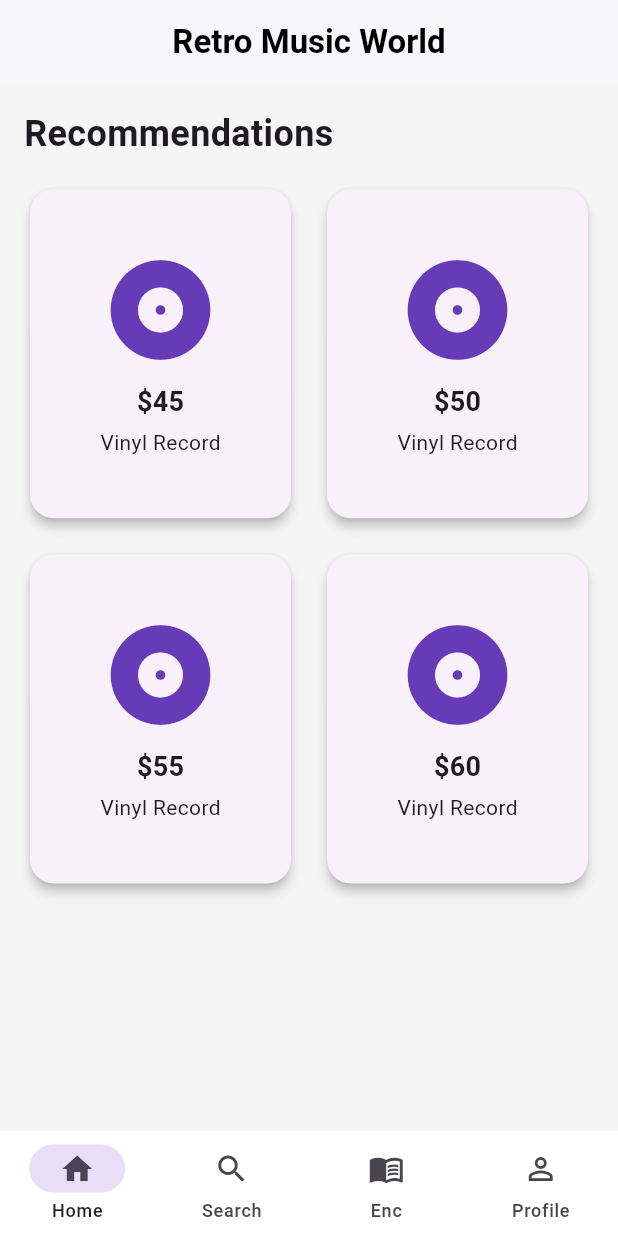
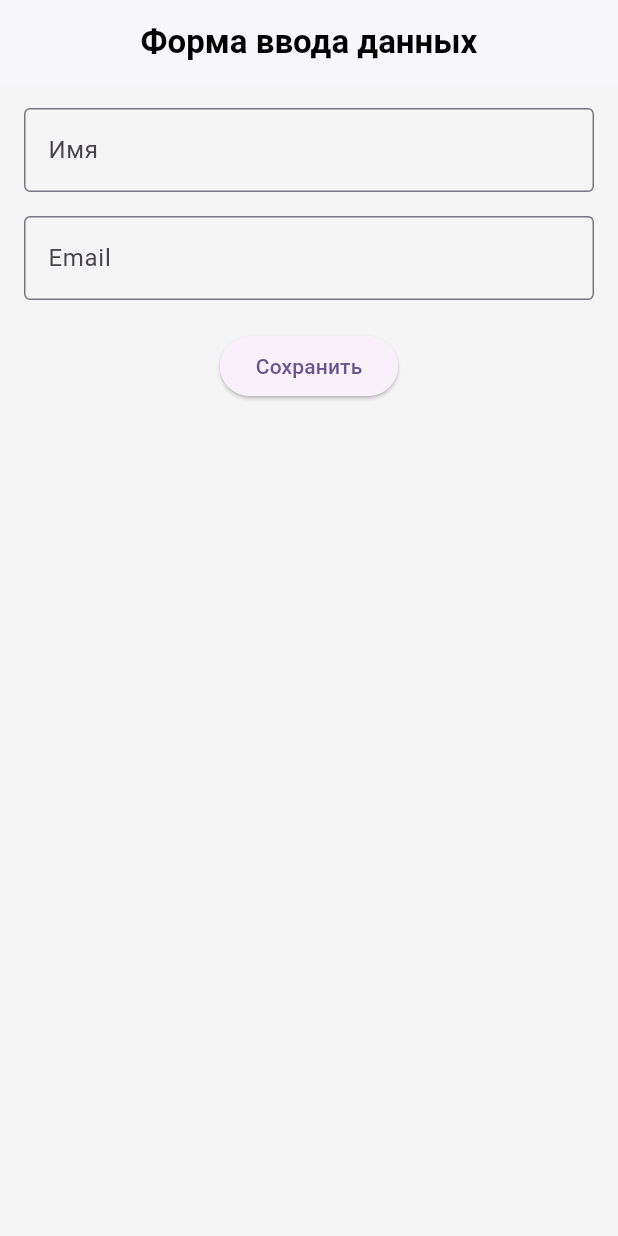
Before and after one commit to olijek/RetroMuse, a Flutter app: the screen it shows after launch, on a phone screen of 412 x 824 dp. Run offline on Flutter 3.47's test engine with Material 3 defaults, Android fonts, the phone set to English and light mode, and no system bars.

Commit message:
new screen

```diff
--- a/lib/main.dart
+++ b/lib/main.dart
@@ -3,6 +3,7 @@ import 'screens/home_screen.dart';
 import 'screens/search_screen.dart';
 import 'screens/enc_screen.dart';
 import 'screens/profile_screen.dart';
+import 'screens/form_screen.dart';
 
 void main() {
   runApp(const RetroMuseApp());
@@ -32,7 +33,7 @@ class RetroMuseApp extends StatelessWidget {
           ),
         ),
       ),
-      home: const MainScreen(),
+      home:  FormScreen(),
     );
   }
 }
--- /dev/null
+++ b/lib/screens/form_screen.dart
@@ -0,0 +1,85 @@
+import 'package:flutter/material.dart';
+
+class FormScreen extends StatefulWidget {
+  const FormScreen({super.key});
+
+  @override
+  State<FormScreen> createState() => _FormScreenState();
+}
+
+class _FormScreenState extends State<FormScreen>{
+  final _formKey = GlobalKey<FormState>();
+
+  final _nameController = TextEditingController();
+  final _emailController = TextEditingController();
+
+  @override
+  void dispose() {
+    _nameController.dispose();
+    _emailController.dispose();
+    super.dispose();
+  }
+
+  void _submitForm() {
+    if (_formKey.currentState!.validate()) {
+      final name = _nameController.text;
+      final email = _emailController.text;
+
+      ScaffoldMessenger.of(context).showSnackBar(
+        SnackBar(content: Text('Данные сохранены: $name, $email')),
+      );
+    }
+  }
+
+  @override
+  Widget build(BuildContext context) {
+    return Scaffold(
+      appBar: AppBar(title: const Text('Форма ввода данных')),
+      body: Padding(
+          padding: const EdgeInsets.all(16.0),
+        child: Form(
+            key: _formKey,
+            child: Column(
+              children: [
+                TextFormField(
+                  controller: _nameController,
+                  decoration: const InputDecoration(
+                    labelText: 'Имя',
+                    border: OutlineInputBorder(),
+                  ),
+                  validator: (value) {
+                    if (value == null || value.isEmpty) {
+                      return 'Введите имя';
+                    }
+                    return null;
+                  },
+                ),
+                const SizedBox(height: 16),
+                TextFormField(
+                  controller: _emailController,
+                  decoration: const InputDecoration(
+                    labelText: 'Email',
+                    border: OutlineInputBorder(),
+                  ),
+                  keyboardType: TextInputType.emailAddress,
+                  validator: (value) {
+                    if (value == null || value.isEmpty) {
+                      return 'Введите email';
+                    } else if (!value.contains('@')) {
+                      return 'Неверный формат email';
+                    }
+                    return null;
+                  },
+                ),
+                const SizedBox(height: 20),
+                ElevatedButton(
+                    onPressed: _submitForm,
+                    child: const Text('Сохранить'),
+                ),
+              ],
+            ),
+        ),
+      ),
+    );
+  }
+}
```
